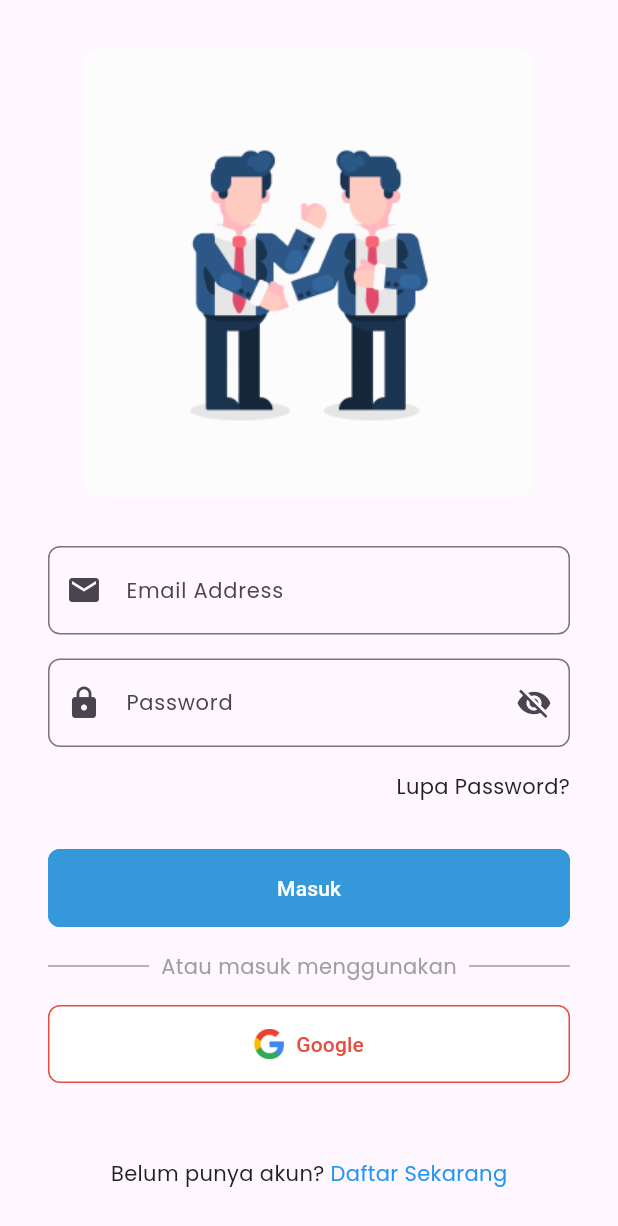
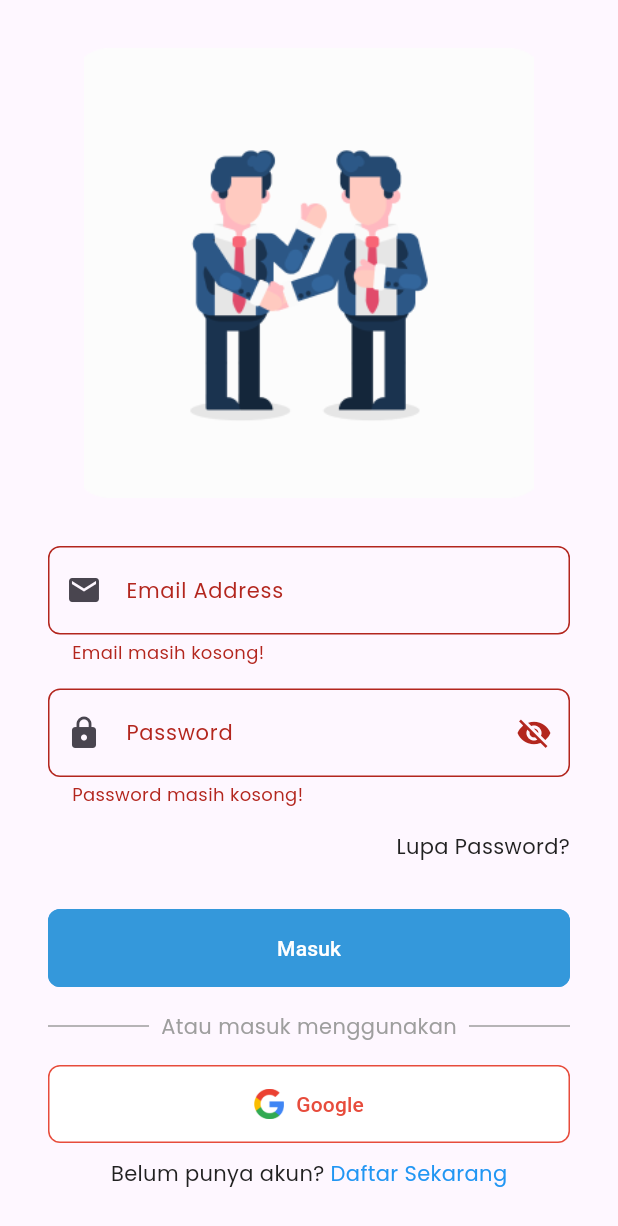
Before and after one commit to dimasjayadi99/BootcampFlutter, a Flutter app: the screen it shows after launch, after a tap on "Masuk", on a phone screen of 412 x 824 dp. Shown: the top 1226 px of the screen. Run offline on Flutter 3.47's test engine with Material 3 defaults, Android fonts, the phone set to English and light mode, and no system bars; our stand-ins replace dio, firebase_auth, firebase_core, freezed_annotation, google_fonts; accounts and stored records are empty.

Commit message:
Pengumpulan tugas 12

```diff
--- a/tugas_flutter/lib/features/auth/pages/login_page.dart
+++ /dev/null
@@ -1,87 +0,0 @@
-import 'package:flutter/material.dart';
-import 'package:tugas_flutter/core/constant/color.dart';
-import 'package:tugas_flutter/core/constant/string.dart';
-import 'package:tugas_flutter/features/auth/widgets/custom_text_field.dart';
-import 'package:tugas_flutter/features/news/presentation/widgets/custom_button.dart';
-import 'package:tugas_flutter/shared/gap.dart';
-
-class LoginPage extends StatelessWidget{
-  const LoginPage({super.key});
-
-  @override
-  Widget build(BuildContext context) {
-    return Scaffold(
-      resizeToAvoidBottomInset: false,
-      body: SafeArea(
-        child: Padding(
-          padding: const EdgeInsets.all(32.0),
-          child: Center(
-            child: Column(
-              crossAxisAlignment: CrossAxisAlignment.center,
-              mainAxisAlignment: MainAxisAlignment.center,
-              children: [
-                Image.asset(loginIllustrationPath, width: 300, height: 300, fit: BoxFit.cover,),
-
-                const Gap.v(h: 32),
-
-                const CustomTextField(label: 'Email Address', preffixIcon: Icons.email,),
-
-                const Gap.v(h: 16),
-
-                const CustomTextField(label: 'Password', preffixIcon: Icons.lock, suffixIcon: Icons.visibility_off,),
-
-                const Gap.v(h: 16),
-
-                const Row(
-                  children: [
-                    Spacer(),
-                    Text('Lupa Password?')
-                  ],
-                ),
-
-                const Gap.v(h: 32),
-
-                CustomButton(label: 'Masuk', onTap: (){}, backgroundColor: primaryColor,),
-
-                const Gap.v(h: 16),
-
-                const Row(
-                  children: [
-                    Expanded(child: Divider(thickness: 1, height: 1, color: Colors.grey,)),
-                    Gap.h(w: 8),
-                    Text('Atau masuk menggunakan', style: TextStyle(color: Colors.grey),),
-                    Gap.h(w: 8),
-                    Expanded(child: Divider(thickness: 1, height: 1, color: Colors.grey,)),
-                  ],
-                ),
-
-                const Gap.v(h: 16),
-
-                CustomButton(label: 'Google', onTap: (){}, labelColor: 0XFFE74C3C, borderColor: 0XFFE74C3C, icon: googleIconPath,),
-
-                const Spacer(),
-
-                Center(
-                  child: Row(
-                    mainAxisAlignment: MainAxisAlignment.center,
-                    crossAxisAlignment: CrossAxisAlignment.center,
-                    children: [
-                      const Text('Belum punya akun? '),
-                      GestureDetector(
-                          onTap: (){
-                            Navigator.of(context).pushNamed('/register');
-                          },
-                          child: const Text('Daftar Sekarang', style: TextStyle(color: Colors.blue),)),
-                    ],
-                  ),
-                )
-
-              ],
-            ),
-          ),
-        ),
-      ),
-    );
-  }
-
-}
--- /dev/null
+++ b/tugas_flutter/lib/features/auth/presentation/pages/login_page.dart
@@ -0,0 +1,198 @@
+import 'package:firebase_auth/firebase_auth.dart';
+import 'package:flutter/material.dart';
+import 'package:tugas_flutter/core/constant/color.dart';
+import 'package:tugas_flutter/core/constant/string.dart';
+import 'package:tugas_flutter/features/auth/presentation/widgets/custom_text_field.dart';
+import 'package:tugas_flutter/features/news/presentation/widgets/custom_button.dart';
+import 'package:tugas_flutter/shared/gap.dart';
+
+class LoginPage extends StatefulWidget {
+  const LoginPage({super.key});
+
+  @override
+  State<LoginPage> createState() => _LoginPageState();
+}
+
+class _LoginPageState extends State<LoginPage> {
+  final _emailController = TextEditingController();
+  final _passwordController = TextEditingController();
+
+  final formKey = GlobalKey<FormState>();
+
+  bool isObscure = true;
+  bool loading = false;
+
+  Future<void> loginUser(String email, String password) async {
+    setState(() {
+      loading = true;
+    });
+    try {
+      await FirebaseAuth.instance.signInWithEmailAndPassword(
+        email: email,
+        password: password,
+      );
+      setState(() {
+        loading = false;
+      });
+
+      if(mounted) {
+        ScaffoldMessenger.of(context).showSnackBar(
+        const SnackBar(
+          content: Text('Login berhasil!'),
+          backgroundColor: Colors.green,
+        ),
+      );
+      }
+
+      if(mounted) Navigator.of(context).pushReplacementNamed('/home');
+    } on FirebaseAuthException catch (e) {
+      setState(() {
+        loading = false;
+      });
+
+      if(mounted) {
+        ScaffoldMessenger.of(context).showSnackBar(
+        SnackBar(
+          content: Text('Login gagal: ${e.message}'),
+          backgroundColor: Colors.red,
+        ),
+      );
+      }
+    }
+  }
+
+  @override
+  Widget build(BuildContext context) {
+    return Scaffold(
+      resizeToAvoidBottomInset: false,
+      body: SafeArea(
+        child: Padding(
+          padding: const EdgeInsets.all(32.0),
+          child: Center(
+            child: Form(
+              key: formKey,
+              child: Column(
+                crossAxisAlignment: CrossAxisAlignment.center,
+                mainAxisAlignment: MainAxisAlignment.center,
+                children: [
+                  Image.asset(
+                    loginIllustrationPath,
+                    width: 300,
+                    height: 300,
+                    fit: BoxFit.cover,
+                  ),
+                  const Gap.v(h: 32),
+                  CustomTextField(
+                    label: 'Email Address',
+                    prefixIcon: Icons.email,
+                    controller: _emailController,
+                    validator: (value){
+                      if(value == ''){
+                        return 'Email masih kosong!';
+                      }
+                      return null;
+                    },
+                  ),
+                  const Gap.v(h: 16),
+                  CustomTextField(
+                    controller: _passwordController,
+                    label: 'Password',
+                    prefixIcon: Icons.lock,
+                    suffixIcon: isObscure ? Icons.visibility_off : Icons.visibility,
+                    isObscure: isObscure,
+                    suffixTap: () {
+                      setState(() {
+                        isObscure = !isObscure;
+                      });
+                    },
+                    validator: (value){
+                      if(value == ''){
+                        return 'Password masih kosong!';
+                      }
+                      return null;
+                    },
+                  ),
+                  const Gap.v(h: 16),
+                  const Row(
+                    children: [
+                      Spacer(),
+                      Text('Lupa Password?'),
+                    ],
+                  ),
+                  const Gap.v(h: 32),
+                  loading
+                      ? const Center(
+                    child: CircularProgressIndicator(),
+                  )
+                      : CustomButton(
+                    label: 'Masuk',
+                    onTap: () async {
+                      if (formKey.currentState!.validate()) {
+                        final email = _emailController.text.trim();
+                        final password = _passwordController.text.trim();
+                        await loginUser(email, password);
+                      }
+                    },
+                    backgroundColor: primaryColor,
+                  ),
+                  const Gap.v(h: 16),
+                  const Row(
+                    children: [
+                      Expanded(
+                        child: Divider(
+                          thickness: 1,
+                          height: 1,
+                          color: Colors.grey,
+                        ),
+                      ),
+                      Gap.h(w: 8),
+                      Text(
+                        'Atau masuk menggunakan',
+                        style: TextStyle(color: Colors.grey),
+                      ),
+                      Gap.h(w: 8),
+                      Expanded(
+                        child: Divider(
+                          thickness: 1,
+                          height: 1,
+                          color: Colors.grey,
+                        ),
+                      ),
+                    ],
+                  ),
+                  const Gap.v(h: 16),
+                  CustomButton(
+                    label: 'Google',
+                    onTap: () {},
+                    labelColor: 0XFFE74C3C,
+                    borderColor: 0XFFE74C3C,
+                    icon: googleIconPath,
+                  ),
+                  const Spacer(),
+                  Center(
+                    child: Row(
+                      mainAxisAlignment: MainAxisAlignment.center,
+                      crossAxisAlignment: CrossAxisAlignment.center,
+                      children: [
+                        const Text('Belum punya akun? '),
+                        GestureDetector(
+                          onTap: () {
+                            Navigator.of(context).pushNamed('/register');
+                          },
+                          child: const Text(
+                            'Daftar Sekarang',
+                            style: TextStyle(color: Colors.blue),
+                          ),
+                        ),
+                      ],
+                    ),
+                  ),
+                ],
+              ),
+            ),
+          ),
+        ),
+      ),
+    );
+  }
+}
--- a/tugas_flutter/lib/features/auth/widgets/custom_text_field.dart
+++ b/tugas_flutter/lib/features/auth/presentation/widgets/custom_text_field.dart
@@ -1,19 +1,30 @@
 import 'package:flutter/material.dart';
 
 class CustomTextField extends StatelessWidget{
+  final TextEditingController controller;
   final String label;
-  final IconData? preffixIcon;
+  final IconData? prefixIcon;
   final IconData? suffixIcon;
+  final bool? isObscure;
+  final VoidCallback? suffixTap;
+  final String? Function(String?) validator;
 
-  const CustomTextField({super.key,
+  const CustomTextField({
+    super.key,
+    required this.controller,
     required this.label,
-    this.preffixIcon,
+    this.prefixIcon,
     this.suffixIcon,
+    this.isObscure,
+    this.suffixTap,
+    required this.validator,
   });
 
   @override
   Widget build(BuildContext context) {
     return TextFormField(
+      controller: controller,
+      obscureText: isObscure ?? false,
       decoration: InputDecoration(
         labelStyle: const TextStyle(fontWeight: FontWeight.normal, fontSize: 14),
         labelText: label,
@@ -24,9 +35,12 @@ class CustomTextField extends StatelessWidget{
             color: Colors.grey,
           ),
         ),
-        prefixIcon: Icon(preffixIcon),
-        suffixIcon: Icon(suffixIcon),
+        prefixIcon: Icon(prefixIcon),
+        suffixIcon: GestureDetector(
+            onTap: suffixTap,
+            child: Icon(suffixIcon)),
       ),
+      validator: validator,
     );
   }
 }
--- a/tugas_flutter/lib/features/news/presentation/pages/get_started_page.dart
+++ b/tugas_flutter/lib/features/news/presentation/pages/get_started_page.dart
@@ -38,14 +38,16 @@ class GetStartedPage extends StatelessWidget {
                 label: 'Masuk',
                 backgroundColor: primaryColor,
                 onTap: () {
-                  Navigator.of(context).pushReplacementNamed('/home');
+                  Navigator.of(context).pushNamed('/login');
                 },
               ),
               const Gap.v(h: 15),
               CustomButton(
                 label: 'Mendaftar',
                 labelColor: primaryColor,
-                onTap: () {},
+                onTap: () {
+                  Navigator.of(context).pushNamed('/register');
+                },
               ),
             ],
           ),
--- a/tugas_flutter/lib/main.dart
+++ b/tugas_flutter/lib/main.dart
@@ -1,7 +1,8 @@
+import 'package:firebase_core/firebase_core.dart';
 import 'package:flutter/material.dart';
 import 'package:tugas_flutter/core/constant/style.dart';
-import 'package:tugas_flutter/features/auth/pages/login_page.dart';
-import 'package:tugas_flutter/features/auth/pages/register_page.dart';
+import 'package:tugas_flutter/features/auth/presentation/pages/login_page.dart';
+import 'package:tugas_flutter/features/auth/presentation/pages/register_page.dart';
 import 'package:tugas_flutter/features/user/presentation/pages/user_page.dart';
 import 'core/constant/string.dart';
 import 'features/news/presentation/pages/get_started_page.dart';
@@ -9,7 +10,10 @@ import 'features/news/presentation/pages/home_page.dart';
 import 'features/news/presentation/pages/profile_page.dart';
 import 'features/news/presentation/pages/search_page.dart';
 
-void main() {
+
+void main() async {
+  WidgetsFlutterBinding.ensureInitialized();
+  await Firebase.initializeApp();
   runApp(const MyApp());
 }
 
--- a/tugas_flutter/pubspec.yaml
+++ b/tugas_flutter/pubspec.yaml
@@ -40,6 +40,8 @@ dependencies:
   freezed_annotation: ^2.4.4
   json_annotation: ^4.9.0
   dio: ^5.7.0
+  firebase_core: ^3.8.1
+  firebase_auth: ^5.3.4
 
 dev_dependencies:
   flutter_test:
```
Also changed, not shown: tugas_flutter/lib/features/auth/pages/register_page.dart (deleted, +0 -80 lines), tugas_flutter/lib/features/auth/presentation/pages/register_page.dart (added, +176 -0 lines), tugas_flutter/pubspec.lock, 6 other files.
